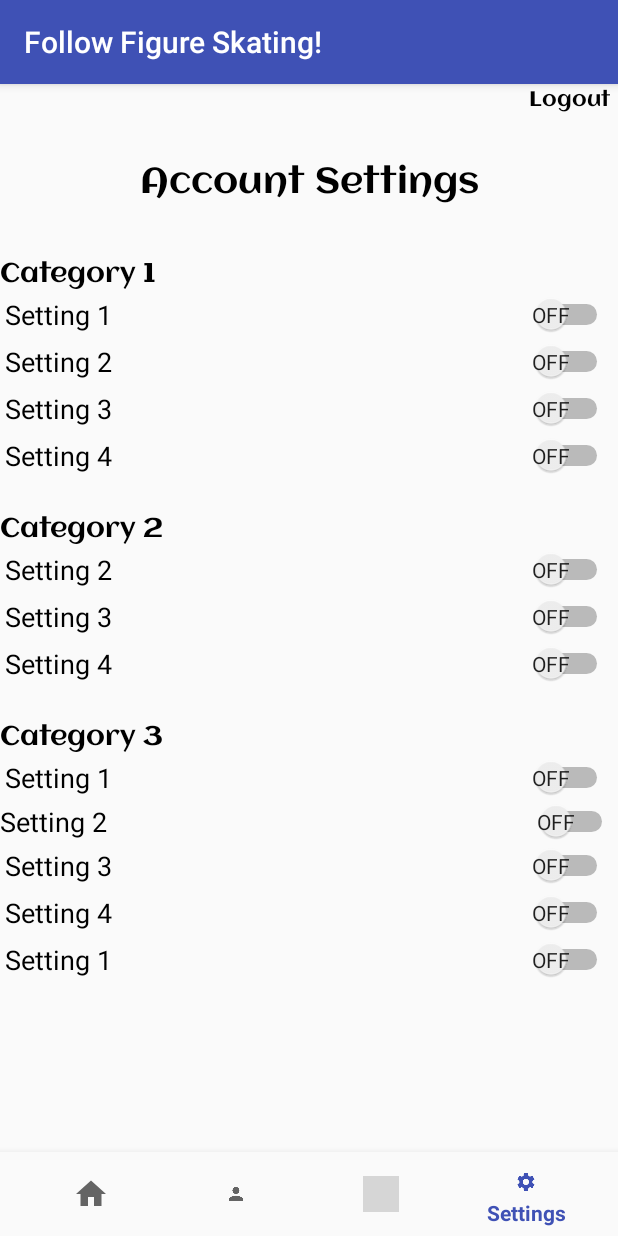
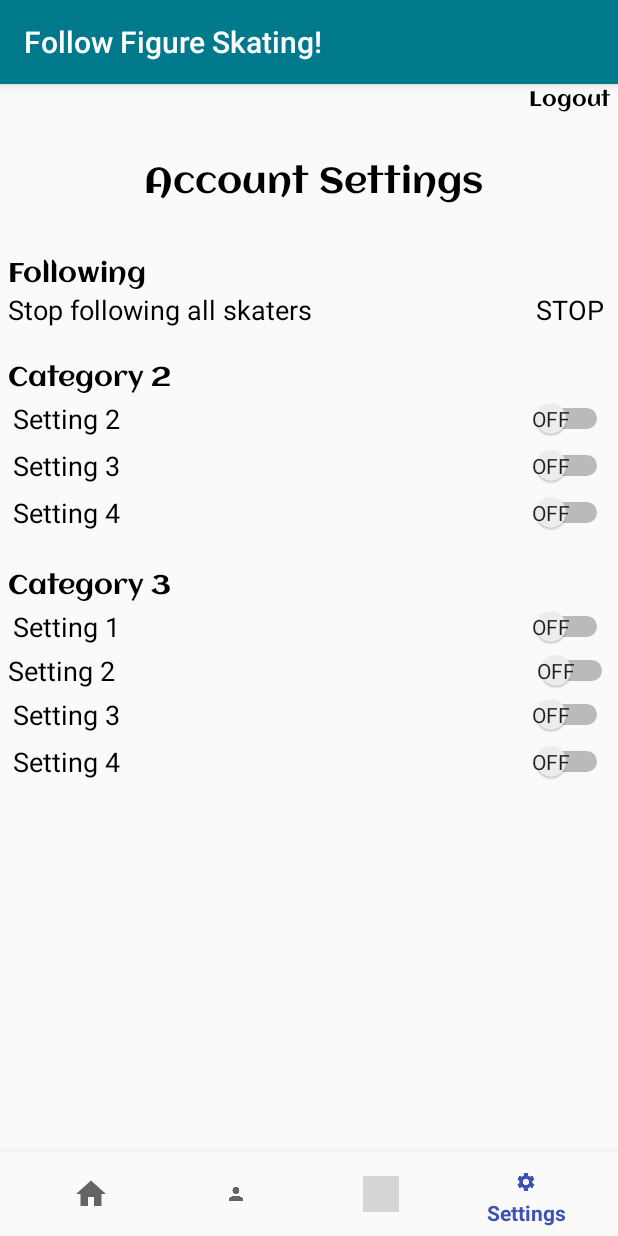
Before and after one commit to zinkduja/figure-skating-app, an Android app: the screen it shows after launch once a user with an empty profile is signed in (LandingActivity), item 4 of the bottom bar chosen, on a phone screen of 412 x 824 dp. Run offline under Robolectric (Android 15) with nearby library versions, the light colour scheme and no system bars; our stand-ins replace Firebase (no records; nobody signed in at launch, a user with empty details on screens opened directly); grey boxes are pictures that could not be loaded.

Commit message:
fixed following, back button, stop following setting

```diff
--- a/FollowFigureSkating/app/src/main/java/vandy/cs4279/followfigureskating/CurrentlySkatingFragment.java
+++ b/FollowFigureSkating/app/src/main/java/vandy/cs4279/followfigureskating/CurrentlySkatingFragment.java
@@ -2,6 +2,7 @@ package vandy.cs4279.followfigureskating;
 
 import android.os.Bundle;
 import android.support.v4.app.Fragment;
+import android.util.Log;
 import android.view.LayoutInflater;
 import android.view.View;
 import android.view.ViewGroup;
@@ -13,6 +14,8 @@ import android.view.ViewGroup;
  * create an instance of this fragment.
  */
 public class CurrentlySkatingFragment extends Fragment {
+
+    private final String TAG = "CurrentlySkatingFragment";
 
     public CurrentlySkatingFragment() {
         // Required empty public constructor
--- a/FollowFigureSkating/app/src/main/java/vandy/cs4279/followfigureskating/EventResultsFragment.java
+++ b/FollowFigureSkating/app/src/main/java/vandy/cs4279/followfigureskating/EventResultsFragment.java
@@ -67,9 +67,8 @@ public class EventResultsFragment extends Fragment {
                 sbFrag.setArguments(data);
 
                 getFragmentManager().beginTransaction()
-                        .add(sbFrag, "SKATER_BIO_FRAG")
-                        .addToBackStack("")
-                        .replace(R.id.resultsPage, sbFrag)
+                        .addToBackStack("SKATER_BIO_FRAG")
+                        .replace(R.id.frame_layout, sbFrag)
                         .commit();
             }
         };
--- a/FollowFigureSkating/app/src/main/java/vandy/cs4279/followfigureskating/EventSummaryFragment.java
+++ b/FollowFigureSkating/app/src/main/java/vandy/cs4279/followfigureskating/EventSummaryFragment.java
@@ -120,8 +120,7 @@ public class EventSummaryFragment extends Fragment {
                 erFrag.setArguments(data);
 
                 getFragmentManager().beginTransaction()
-                        .add(erFrag, "EVENT_RESULTS_FRAG")
-                        .addToBackStack("")
+                        .addToBackStack("EVENT_RESULTS_FRAG")
                         .replace(R.id.frame_layout, erFrag)
                         .commit();
             }
--- a/FollowFigureSkating/app/src/main/java/vandy/cs4279/followfigureskating/LandingFragment.java
+++ b/FollowFigureSkating/app/src/main/java/vandy/cs4279/followfigureskating/LandingFragment.java
@@ -6,6 +6,8 @@ import android.net.Uri;
 import android.os.Bundle;
 import android.support.v4.app.Fragment;
 import android.support.v4.app.FragmentTransaction;
+import android.support.v7.widget.CardView;
+import android.util.Log;
 import android.view.LayoutInflater;
 import android.view.View;
 import android.view.ViewGroup;
@@ -20,6 +22,8 @@ import android.widget.TextView;
  * create an instance of this fragment.
  */
 public class LandingFragment extends Fragment {
+
+    private final String TAG = "LandingFragment";
 
     private View.OnClickListener mButtonListener;
     private View.OnClickListener mTextListener;
@@ -54,11 +58,8 @@ public class LandingFragment extends Fragment {
 
         createListener();
 
-        //TODO - add listeners
-        //Button button = rootView.findViewById(R.id.eventButton);
-        //button.setOnClickListener(mButtonListener);
-        TextView text = rootView.findViewById(R.id.event4);
-        text.setOnClickListener(mTextListener);
+        CardView card = rootView.findViewById(R.id.card_view5);
+        card.setOnClickListener(mTextListener);
 
         //TODO - add to dynamic adding
         createBlanks(rootView);
@@ -76,12 +77,12 @@ public class LandingFragment extends Fragment {
                 //pass the name of the event to the fragment
                 EventSummaryFragment esFrag = EventSummaryFragment.newInstance();
                 Bundle data = new Bundle();
-                data.putString("event", ((TextView) v).getText().toString());
+                LinearLayout layout = (LinearLayout)(((CardView) v).getChildAt(0));
+                data.putString("event", ((TextView)(layout.getChildAt(0))).getText().toString());
                 esFrag.setArguments(data);
 
                 getFragmentManager().beginTransaction()
-                        .add(esFrag, "EVENT_SUMMARY_FRAG")
-                        .addToBackStack("")
+                        .addToBackStack("EVENT_SUMMARY_FRAG")
                         .replace(R.id.frame_layout, esFrag)
                         .commit();
             }
--- a/FollowFigureSkating/app/src/main/java/vandy/cs4279/followfigureskating/LoginActivity.java
+++ b/FollowFigureSkating/app/src/main/java/vandy/cs4279/followfigureskating/LoginActivity.java
@@ -1,6 +1,8 @@
 package vandy.cs4279.followfigureskating;
 
 import android.content.Intent;
+import android.graphics.Color;
+import android.graphics.drawable.ColorDrawable;
 import android.support.annotation.NonNull;
 import android.support.v7.app.AppCompatActivity;
 import android.os.Bundle;
@@ -30,6 +32,7 @@ public class LoginActivity extends AppCompatActivity implements View.OnClickList
     protected void onCreate(Bundle savedInstanceState) {
         super.onCreate(savedInstanceState);
         setContentView(R.layout.activity_login);
+        getSupportActionBar().setBackgroundDrawable(new ColorDrawable(Color.parseColor("#FF01798C")));
 
         //Views
         mEmailField = findViewById(R.id.email);
--- a/FollowFigureSkating/app/src/main/java/vandy/cs4279/followfigureskating/MainActivity.java
+++ b/FollowFigureSkating/app/src/main/java/vandy/cs4279/followfigureskating/MainActivity.java
@@ -1,6 +1,8 @@
 package vandy.cs4279.followfigureskating;
 
 import android.content.Intent;
+import android.graphics.Color;
+import android.graphics.drawable.ColorDrawable;
 import android.support.v7.app.AppCompatActivity;
 import android.os.Bundle;
 import android.view.View;
@@ -16,6 +18,7 @@ public class MainActivity extends AppCompatActivity {
     protected void onCreate(Bundle savedInstanceState) {
         super.onCreate(savedInstanceState);
         setContentView(R.layout.activity_main);
+        getSupportActionBar().setBackgroundDrawable(new ColorDrawable(Color.parseColor("#FF01798C")));
 
         //initialize auth
         mAuth = FirebaseAuth.getInstance();
--- a/FollowFigureSkating/app/src/main/java/vandy/cs4279/followfigureskating/UserSettingsFragment.java
+++ b/FollowFigureSkating/app/src/main/java/vandy/cs4279/followfigureskating/UserSettingsFragment.java
@@ -3,11 +3,16 @@ package vandy.cs4279.followfigureskating;
 import android.content.Intent;
 import android.os.Bundle;
 import android.support.v4.app.Fragment;
+import android.util.Log;
 import android.view.LayoutInflater;
 import android.view.View;
 import android.view.ViewGroup;
+import android.widget.Toast;
 
 import com.google.firebase.auth.FirebaseAuth;
+import com.google.firebase.auth.FirebaseUser;
+import com.google.firebase.database.DatabaseReference;
+import com.google.firebase.database.FirebaseDatabase;
 
 
 /**
@@ -15,9 +20,14 @@ import com.google.firebase.auth.FirebaseAuth;
  * Use the {@link UserSettingsFragment#newInstance} factory method to
  * create an instance of this fragment.
  */
-public class UserSettingsFragment extends Fragment implements View.OnClickListener {
+public class UserSettingsFragment extends Fragment {
 
+    private final String TAG = "UserSettingsFragment";
+
+    private DatabaseReference mDatabase;
     private FirebaseAuth mAuth;
+    private View.OnClickListener mLogoutListener;
+    private View.OnClickListener mFollowingListener;
 
     public UserSettingsFragment() {
         // Required empty public constructor
@@ -37,8 +47,9 @@ public class UserSettingsFragment extends Fragment implements View.OnClickListen
     public void onCreate(Bundle savedInstanceState) {
         super.onCreate(savedInstanceState);
 
-        //initialize auth
+        // initialize auth and database
         mAuth = FirebaseAuth.getInstance();
+        mDatabase = FirebaseDatabase.getInstance().getReference();
     }
 
     @Override
@@ -47,8 +58,12 @@ public class UserSettingsFragment extends Fragment implements View.OnClickListen
         // Inflate the layout for this fragment
         View view = inflater.inflate(R.layout.fragment_user_settings, container, false);
 
-        //set onClickListener
-        view.findViewById(R.id.logout_link).setOnClickListener(this);
+        // create listeners
+        createListeners();
+
+        // set onClickListeners
+        view.findViewById(R.id.logout_link).setOnClickListener(mLogoutListener);
+        view.findViewById(R.id.stopFollowingLink).setOnClickListener(mFollowingListener);
 
         return view;
     }
@@ -66,9 +81,39 @@ public class UserSettingsFragment extends Fragment implements View.OnClickListen
         startActivity(intent);
     }
 
-    public void onClick(View view) {
-        if(view.getId() == R.id.logout_link) {
-            signOut();
-        }
+    /**
+     * Create the two OnClickListeners.
+     * mLogoutListener will log the user out
+     * mFollowingListener will remove all skaters from the 'favorites' list
+     */
+    private void createListeners() {
+        mLogoutListener = new View.OnClickListener() {
+            @Override
+            public void onClick(View v) {
+                Log.w(TAG, "User logged out.");
+                signOut();
+            }
+        };
+
+        mFollowingListener = new View.OnClickListener() {
+            @Override
+            public void onClick(View v) {
+                FirebaseUser user = FirebaseAuth.getInstance().getCurrentUser();
+
+                if(user != null) {
+                    // get rid of the ".com" of the email
+                    String[] email = user.getEmail().split("\\.");
+                    mDatabase.child("favorites")
+                            .child("skaters")
+                            .child(email[0])
+                            .removeValue();
+
+                    Log.w(TAG, "Stopped following all skaters.");
+                    Toast.makeText(getActivity(), "Stopped following skaters", Toast.LENGTH_SHORT).show();
+                } else {
+                    Log.e(TAG, "User somehow not logged in");
+                }
+            }
+        };
     }
 }
--- a/FollowFigureSkating/app/src/main/res/layout/activity_login.xml
+++ b/FollowFigureSkating/app/src/main/res/layout/activity_login.xml
@@ -63,7 +63,7 @@
                 android:layout_width="match_parent"
                 android:layout_height="wrap_content"
                 android:layout_marginTop="16dp"
-                android:background="@android:color/holo_blue_bright"
+                android:background="@color/paleBlue"
                 android:text="@string/action_sign_in_short"
                 android:textStyle="bold" />
 
@@ -73,7 +73,7 @@
                 android:layout_width="match_parent"
                 android:layout_height="wrap_content"
                 android:layout_marginTop="16dp"
-                android:background="@android:color/holo_blue_bright"
+                android:background="@color/paleBlue"
                 android:text="@string/action_register"
                 android:textStyle="bold" />
 
--- a/FollowFigureSkating/app/src/main/res/layout/activity_main.xml
+++ b/FollowFigureSkating/app/src/main/res/layout/activity_main.xml
@@ -42,7 +42,7 @@
                 android:id="@+id/login_button"
                 android:layout_width="wrap_content"
                 android:layout_height="wrap_content"
-                android:background="@android:color/holo_blue_bright"
+                android:background="@color/paleBlue"
                 android:fontFamily="@font/aclonica"
                 android:onClick="launchLoginActivity"
                 android:text="Login"
--- a/FollowFigureSkating/app/src/main/res/layout/fragment_landing.xml
+++ b/FollowFigureSkating/app/src/main/res/layout/fragment_landing.xml
@@ -47,6 +47,7 @@
                     android:id="@+id/currentText"
                     android:layout_width="match_parent"
                     android:layout_height="wrap_content"
+                    android:layout_marginBottom="10dp"
                     android:fontFamily="@font/aclonica"
                     android:text="- Ongoing -"
                     android:textAlignment="center"
--- a/FollowFigureSkating/app/src/main/res/layout/fragment_user_settings.xml
+++ b/FollowFigureSkating/app/src/main/res/layout/fragment_user_settings.xml
@@ -7,6 +7,7 @@
     <LinearLayout
         android:layout_width="match_parent"
         android:layout_height="match_parent"
+        android:layout_marginLeft="5dp"
         android:orientation="vertical">
 
         <TextView
@@ -24,8 +25,8 @@
             android:layout_width="match_parent"
             android:layout_height="wrap_content"
             android:fontFamily="@font/aclonica"
+            android:padding="20px"
             android:text="Account Settings"
-            android:padding="20px"
             android:textAlignment="center"
             android:textColor="@android:color/black"
             android:textSize="24sp" />
@@ -41,49 +42,38 @@
                 android:layout_height="wrap_content"
                 android:layout_weight="1"
                 android:fontFamily="@font/aclonica"
-                android:text="\nCategory 1"
+                android:text="\nFollowing"
                 android:textColor="@android:color/black"
                 android:textSize="18sp" />
 
-            <Switch
-                android:id="@+id/switch1"
+            <LinearLayout
                 android:layout_width="match_parent"
-                android:layout_height="wrap_content"
+                android:layout_height="match_parent"
                 android:layout_weight="1"
-                android:showText="true"
-                android:padding="5px"
-                android:text="Setting 1"
-                android:textSize="18sp" />
+                android:orientation="horizontal">
 
-            <Switch
-                android:id="@+id/switch2"
-                android:layout_width="match_parent"
-                android:layout_height="wrap_content"
-                android:layout_weight="1"
-                android:showText="true"
-                android:padding="5px"
-                android:text="Setting 2"
-                android:textSize="18sp" />
+                <TextView
+                    android:id="@+id/stopFollowingText"
+                    android:layout_width="wrap_content"
+                    android:layout_height="wrap_content"
+                    android:layout_weight="1"
+                    android:text="Stop following all skaters"
+                    android:textAllCaps="false"
+                    android:textColor="@android:color/black"
+                    android:textSize="18sp" />
 
-            <Switch
-                android:id="@+id/switch3"
-                android:layout_width="match_parent"
-                android:layout_height="wrap_content"
-                android:layout_weight="1"
-                android:showText="true"
-                android:padding="5px"
-                android:text="Setting 3"
-                android:textSize="18sp" />
+                <TextView
+                    android:id="@+id/stopFollowingLink"
+                    android:layout_width="wrap_content"
+                    android:layout_height="wrap_content"
+                    android:layout_marginRight="10dp"
+                    android:text="Stop"
+                    android:textAlignment="textEnd"
+                    android:textAllCaps="true"
+                    android:textColor="@android:color/black"
+                    android:textSize="18sp" />
 
-            <Switch
-                android:id="@+id/switch4"
-                android:layout_width="match_parent"
-                android:layout_height="wrap_content"
-                android:layout_weight="1"
-                android:showText="true"
-                android:padding="5px"
-                android:text="Setting 4"
-                android:textSize="18sp" />
+            </LinearLayout>
 
             <TextView
                 android:id="@+id/settingType2"
@@ -100,8 +90,8 @@
                 android:layout_width="match_parent"
                 android:layout_height="wrap_content"
                 android:layout_weight="1"
+                android:padding="5px"
                 android:showText="true"
-                android:padding="5px"
                 android:text="Setting 2"
                 android:textSize="18sp" />
 
@@ -110,8 +100,8 @@
                 android:layout_width="match_parent"
                 android:layout_height="wrap_content"
                 android:layout_weight="1"
+                android:padding="5px"
                 android:showText="true"
-                android:padding="5px"
                 android:text="Setting 3"
                 android:textSize="18sp" />
 
@@ -120,8 +110,8 @@
                 android:layout_width="match_parent"
                 android:layout_height="wrap_content"
                 android:layout_weight="1"
+                android:padding="5px"
                 android:showText="true"
-                android:padding="5px"
                 android:text="Setting 4"
                 android:textSize="18sp" />
 
@@ -140,8 +130,8 @@
                 android:layout_width="match_parent"
                 android:layout_height="wrap_content"
                 android:layout_weight="1"
+                android:padding="5px"
                 android:showText="true"
-                android:padding="5px"
                 android:text="Setting 1"
                 android:textSize="18sp" />
 
@@ -159,8 +149,8 @@
                 android:layout_width="match_parent"
                 android:layout_height="wrap_content"
                 android:layout_weight="1"
+                android:padding="5px"
                 android:showText="true"
-                android:padding="5px"
                 android:text="Setting 3"
                 android:textSize="18sp" />
 
@@ -169,19 +159,9 @@
                 android:layout_width="match_parent"
                 android:layout_height="wrap_content"
                 android:layout_weight="1"
-                android:showText="true"
-                android:padding="5px"
-                android:text="Setting 4"
-                android:textSize="18sp" />
-
-            <Switch
-                android:id="@+id/switch5"
-                android:layout_width="match_parent"
-                android:layout_height="wrap_content"
-                android:layout_weight="1"
                 android:padding="5px"
                 android:showText="true"
-                android:text="Setting 1"
+                android:text="Setting 4"
                 android:textSize="18sp" />
 
         </LinearLayout>
```
Also changed, not shown: FollowFigureSkating/app/src/main/java/vandy/cs4279/followfigureskating/FavoritesFragment.java (+11 -10 lines), FollowFigureSkating/app/src/main/java/vandy/cs4279/followfigureskating/LandingActivity.java (+11 -62 lines), FollowFigureSkating/app/src/main/java/vandy/cs4279/followfigureskating/SkaterBioFragment.java (+24 -19 lines), FollowFigureSkating/app/src/main/java/vandy/cs4279/followfigureskating/SkatersFragment.java (+5 -5 lines).
